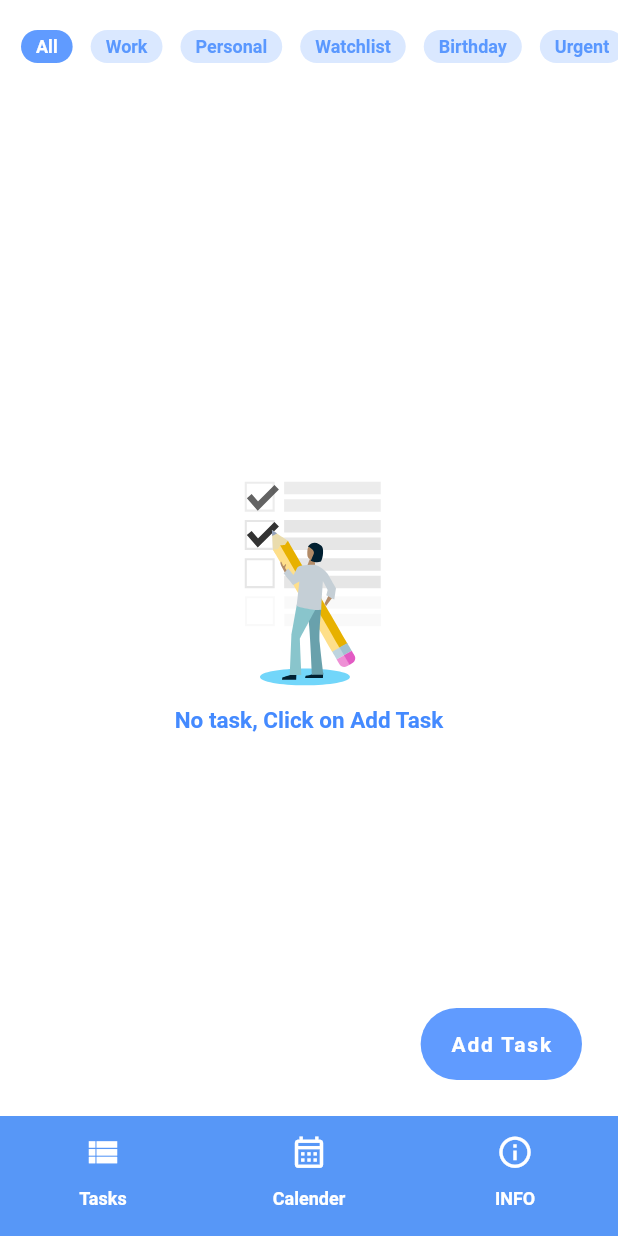
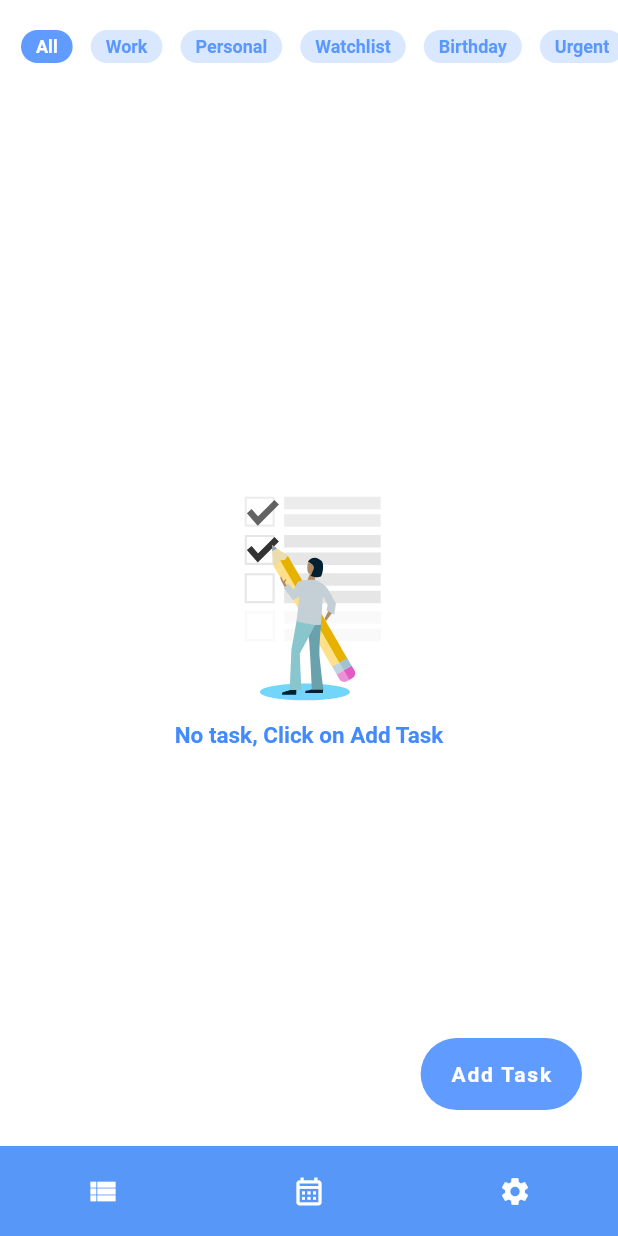
Before and after one commit to farhanyousaf786/task-manager-pro, a Flutter app: the screen it shows after launch, on a phone screen of 412 x 824 dp. Run offline on Flutter 3.47's test engine with Material 2 defaults, Android fonts, the light colour scheme and no system bars; our stand-ins replace flutter_calendar_carousel, flutter_local_notifications, flutter_swipe_action_cell, fluttertoast, lottie, popover and 1 more; missing offline and left inert: notification_permissions; accounts and stored records are empty; Roboto replaces fonts that are missing (mplus).

```diff
--- a/lib/Pages/CalendarPage/CalendarView.dart
+++ b/lib/Pages/CalendarPage/CalendarView.dart
@@ -104,7 +104,15 @@ class _CalendarViewTaskState extends State<CalendarViewTask> {
           ),
         ),
         body: isLoading == true
-            ? Text("Loading")
+            ? const Center(
+                child: Text(
+                "Loading...",
+                style: TextStyle(
+                    color: Colors.blueAccent,
+                    fontSize: 20,
+                    fontFamily: 'mplus',
+                    fontWeight: FontWeight.bold),
+              ))
             : SingleChildScrollView(
                 child: Column(
                   crossAxisAlignment: CrossAxisAlignment.start,
--- a/lib/Pages/LandingPage.dart
+++ b/lib/Pages/LandingPage.dart
@@ -6,8 +6,9 @@ import 'package:taskreminder/Pages/DashboardPage/ListViewTask.dart';
 import 'package:taskreminder/Pages/AddTaskPage/AddTask.dart';
 
 class LandingPage extends StatefulWidget {
-
-  const LandingPage({Key? key, }) : super(key: key);
+  const LandingPage({
+    Key? key,
+  }) : super(key: key);
 
   @override
   State<LandingPage> createState() => _LandingPageState();
@@ -15,12 +16,14 @@ class LandingPage extends StatefulWidget {
 
 class _LandingPageState extends State<LandingPage> {
   int pageIndex = Constants.index;
+
   // all pages to add on bottom bar
   final pages = [
     const ListViewTask(),
     const CalendarViewTask(),
     const AboutPage(),
   ];
+
   @override
   Widget build(BuildContext context) {
     return Scaffold(
@@ -61,12 +64,13 @@ class _LandingPageState extends State<LandingPage> {
 
   Container buildMyNavBar(BuildContext context) {
     return Container(
-      height: 80,
+      height: 60,
       color: Colors.blueAccent.shade200.withOpacity(0.85),
       child: Row(
         mainAxisAlignment: MainAxisAlignment.spaceAround,
         children: [
-          Column(
+          SingleChildScrollView(
+            child: Column(
               children: [
                 IconButton(
                   enableFeedback: false,
@@ -79,25 +83,27 @@ class _LandingPageState extends State<LandingPage> {
                       ? const Icon(
                           Icons.view_list_sharp,
                           color: Colors.white,
-                        size: 25,
+                          size: 22,
                         )
                       : const Icon(
                           Icons.view_list_outlined,
                           color: Colors.white,
-                        size: 25,
+                          size: 22,
                         ),
                 ),
-              const Text(
-                "Tasks",
-                style: TextStyle(
-                    fontFamily: 'mplus',
-                    color: Colors.white,
-                    fontWeight: FontWeight.bold,
-                    fontSize: 12),
-              )
+                // const Text(
+                //   "Tasks",
+                //   style: TextStyle(
+                //       fontFamily: 'mplus',
+                //       color: Colors.white,
+                //       fontWeight: FontWeight.bold,
+                //       fontSize: 10),
+                // )
               ],
             ),
-          Column(
+          ),
+          SingleChildScrollView(
+            child: Column(
               children: [
                 IconButton(
                   enableFeedback: false,
@@ -110,25 +116,27 @@ class _LandingPageState extends State<LandingPage> {
                       ? const Icon(
                           Icons.calendar_month,
                           color: Colors.white,
-                        size: 25,
+                          size: 22,
                         )
                       : const Icon(
                           Icons.calendar_month_outlined,
                           color: Colors.white,
-                        size: 25,
+                          size: 22,
                         ),
                 ),
-              const Text(
-                "Calender",
-                style: TextStyle(
-                    fontFamily: 'mplus',
-                    color: Colors.white,
-                    fontWeight: FontWeight.bold,
-                    fontSize: 12),
-              )
+                // const Text(
+                //   "Calender",
+                //   style: TextStyle(
+                //       fontFamily: 'mplus',
+                //       color: Colors.white,
+                //       fontWeight: FontWeight.bold,
+                //       fontSize: 10),
+                // )
               ],
             ),
-          Column(
+          ),
+          SingleChildScrollView(
+            child: Column(
               children: [
                 IconButton(
                   enableFeedback: false,
@@ -139,25 +147,19 @@ class _LandingPageState extends State<LandingPage> {
                   },
                   icon: pageIndex == 2
                       ? const Icon(
-                        Icons.info,
+                          Icons.settings_applications_sharp,
                           color: Colors.white,
-                        size: 25,
+                          size: 22,
                         )
                       : const Icon(
-                        Icons.info_outline,
+                          Icons.settings,
                           color: Colors.white,
-                        size: 25,
+                          size: 22,
                         ),
                 ),
-              const Text(
-                "INFO",
-                style: TextStyle(
-                    fontFamily: 'mplus',
-                    color: Colors.white,
-                    fontWeight: FontWeight.bold,
-                    fontSize: 12),
-              )
+
               ],
+            ),
           ),
         ],
       ),
--- a/lib/main.dart
+++ b/lib/main.dart
@@ -42,6 +42,7 @@ class MyApp extends StatelessWidget {
   }
 }
 
+//D:\IT\Pro\appKeys\Task Reminder
 // //flutter build appbundle --target-platform android-arm,android-arm64
 // //flutter build apk --target-platform=android-arm
 // //flutter build apk --target-platform=android-arm64
```
Lines whose indentation alone changed are shown as unchanged.
